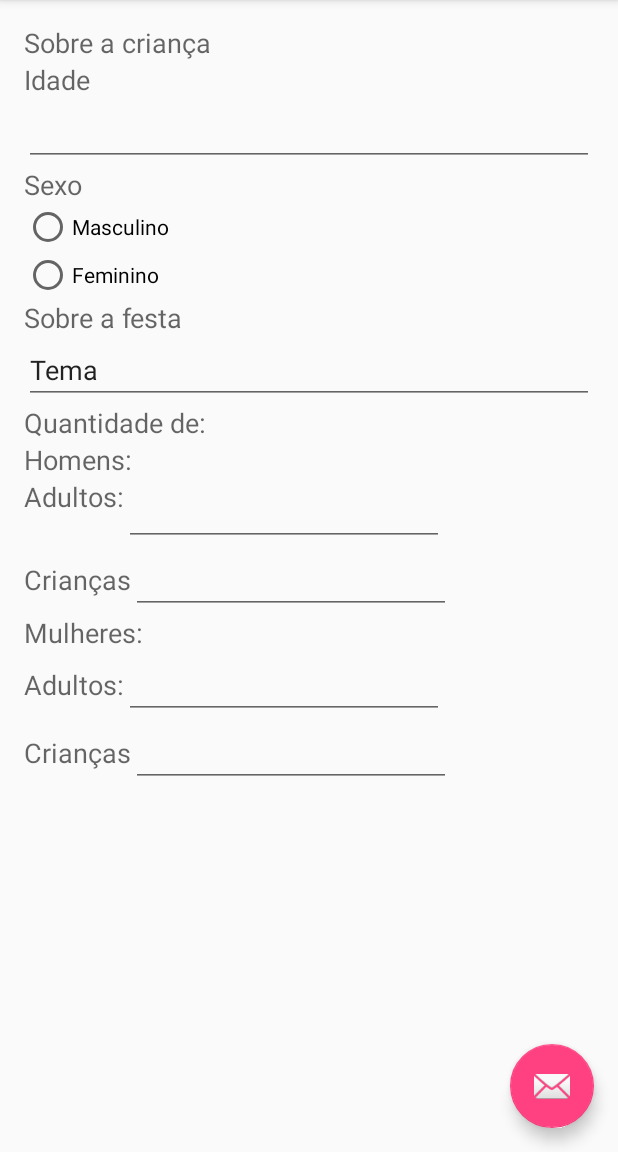
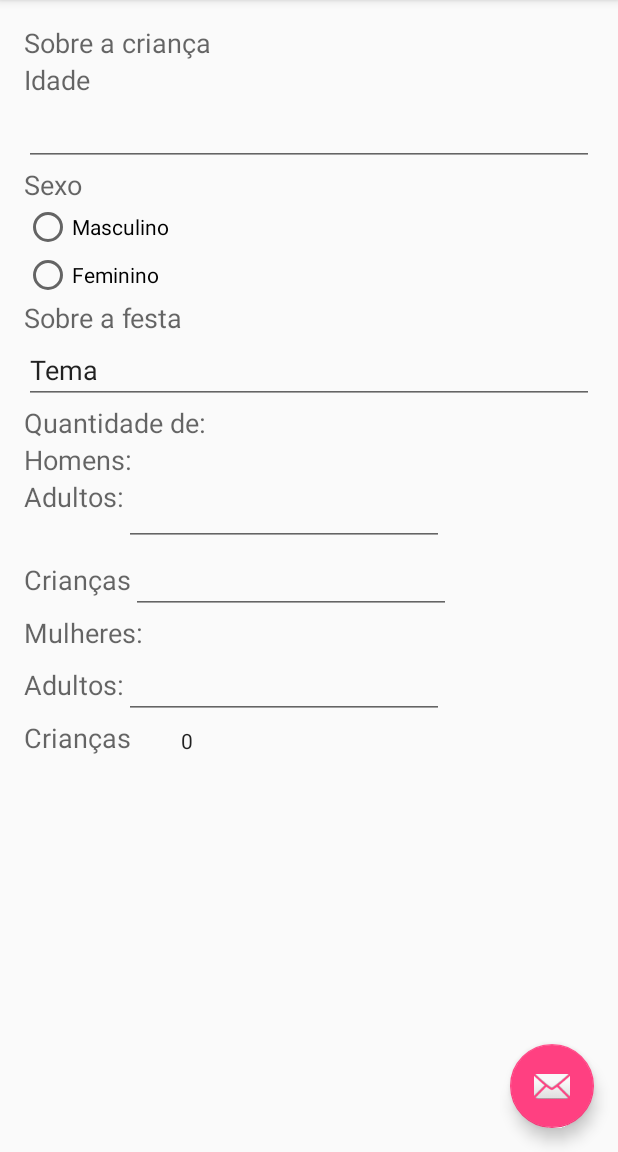
Before and after one commit to ehammo/CodeCup2016, an Android app: the fragment OrganizarFragment placed in its activity, on a phone screen of 412 x 824 dp, the part 84-1236 px from its top. Run offline under Robolectric (Android 15) with nearby library versions, the phone set to English and light mode, and no system bars.

Commit message:
Small interface change

```diff
--- a/app/src/main/res/layout/organize.xml
+++ b/app/src/main/res/layout/organize.xml
@@ -154,12 +154,11 @@
             android:text="Crianças"
             android:id="@+id/textView11" />
 
-        <EditText
+        <NumberPicker
             android:layout_width="match_parent"
-            android:layout_height="wrap_content"
-            android:inputType="number"
-            android:ems="10"
-            android:id="@+id/editText6" />
+            android:layout_height="29dp"
+            android:layout_marginLeft="5dp"
+            android:id="@+id/numberPicker" />
 
     </LinearLayout>
 
```
